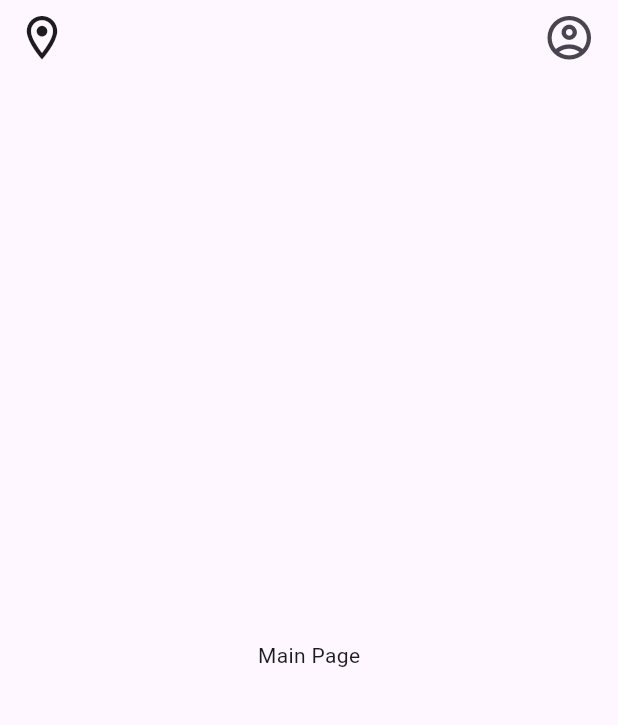
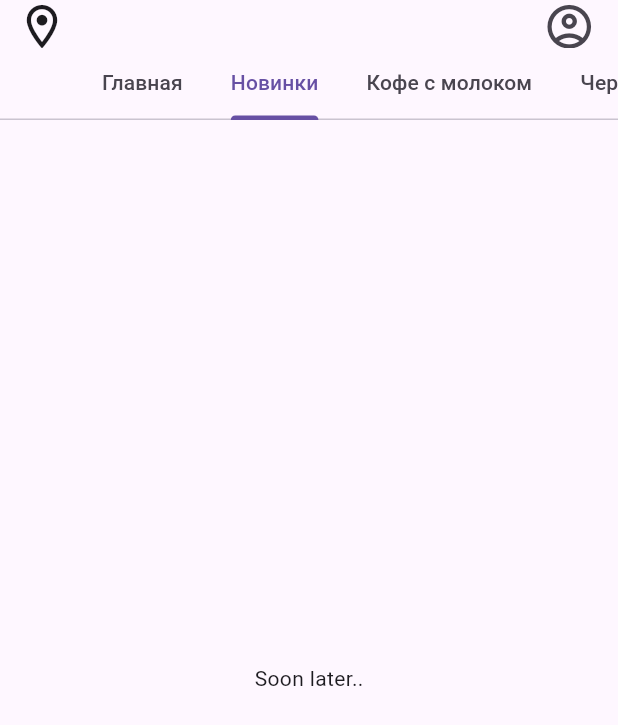
Before and after one commit to domon1/coffee-maker-client, a Flutter app: the screen it shows after launch, on a phone screen of 412 x 824 dp. Shown: the top 725 px of the screen. Run offline on Flutter 3.47's test engine with Material 3 defaults, Android fonts, the phone set to English and light mode, and no system bars.

Commit message:
feat: Добавление TabBar'a для категорий

```diff
--- a/lib/features/appbar/coffee_maker_appbar.dart
+++ b/lib/features/appbar/coffee_maker_appbar.dart
@@ -1,3 +1,4 @@
+import 'package:coffe_maker_project/features/menu_strip/menu_strip.dart';
 import 'package:coffe_maker_project/features/pages/profile_page/profile_page.dart';
 import 'package:flutter/material.dart';
 
@@ -43,6 +44,7 @@ class _CoffeeMakerAppbarState extends State<CoffeeMakerAppbar> {
           ),
         )
       ],
+      bottom: const TabBar(tabs: tabsItems, isScrollable: true,),
     );
   }
 }
--- /dev/null
+++ b/lib/features/menu_strip/menu_strip.dart
@@ -0,0 +1,11 @@
+import 'package:flutter/material.dart';
+
+const tabsItems = <Widget>[
+  Tab(text: "Главная",),
+  Tab(text: "Новинки",),
+  Tab(text: "Кофе с молоком",),
+  Tab(text: "Черный кофе",),
+  Tab(text: "Матча и чай",),
+  Tab(text: "Какао",),
+  Tab(text: "Еда",),
+];
--- a/lib/features/pages/home_page.dart
+++ b/lib/features/pages/home_page.dart
@@ -11,13 +11,26 @@ class HomePage extends StatefulWidget {
 class _HomePageState extends State<HomePage> {
   @override
   Widget build(BuildContext context) {
-    return const Scaffold(
-      appBar: CoffeeMakerAppbar(preferredSize: Size.fromHeight(50)),
-      body: Column(
-        mainAxisAlignment: MainAxisAlignment.center,
-        children: [
-          Center(child: Text("Main Page"))
-        ],
+    return const DefaultTabController(
+      initialIndex: 1,
+      length: 7,
+      child: Scaffold(
+        appBar: CoffeeMakerAppbar(preferredSize: Size.fromHeight(80)),
+        body: TabBarView(children: [
+          Center(child: Text("Soon later.")),
+          Center(child: Text("Soon later..")),
+          Center(child: Text("Soon later...")),
+          Center(child: Text("Soon later....")),
+          Center(child: Text("Soon later.....")),
+          Center(child: Text("Soon later......")),
+          Center(child: Text("Soon later.......")),
+        ]),
+        // body: Column(
+        //   mainAxisAlignment: MainAxisAlignment.center,
+        //   children: [
+        //     Center(child: Text("Main Page"))
+        //   ],
+        // ),
       ),
     );
   }
--- /dev/null
+++ b/lib/features/pages/item_page/main_item_page.dart
@@ -0,0 +1,15 @@
+import 'package:flutter/material.dart';
+
+class MainItemPage extends StatefulWidget {
+  const MainItemPage({super.key});
+
+  @override
+  State<MainItemPage> createState() => _MainItemPageState();
+}
+
+class _MainItemPageState extends State<MainItemPage> {
+  @override
+  Widget build(BuildContext context) {
+    return const Placeholder();
+  }
+}
```
Also changed, not shown: lib/features/pages/item_page/combined_item_page.dart (added), lib/features/pages/item_page/grid_item_page.dart (added).
